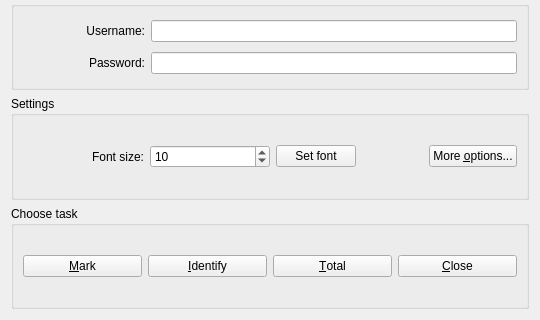
This is qtCreatorFiles/ui_chooser.ui in plomgrading/plom as Qt 5 draws it before an edit; both pictures show x 0 to 540 and y 252 to 572 of the 540 by 572 pixel window. The edited form follows.
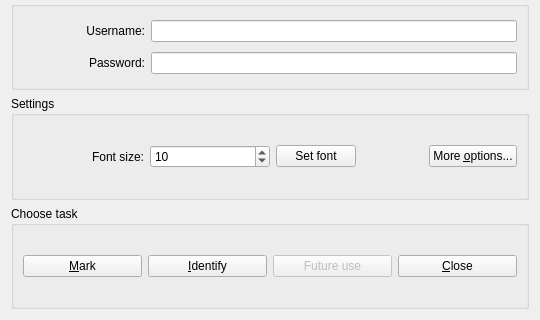
This is the edited form.

What changed in the file:
```diff
--- a/qtCreatorFiles/ui_chooser.ui
+++ b/qtCreatorFiles/ui_chooser.ui
@@ -312,8 +312,11 @@
       </item>
       <item>
        <widget class="QPushButton" name="totalButton">
+        <property name="enabled">
+         <bool>false</bool>
+        </property>
         <property name="text">
-         <string>&amp;Total</string>
+         <string>Future use</string>
         </property>
        </widget>
       </item>
```
